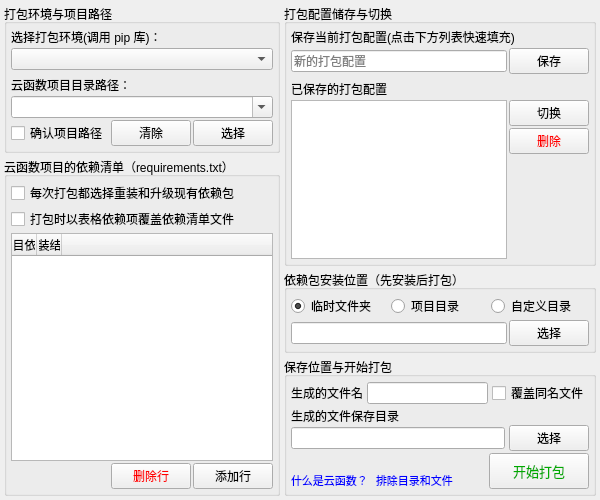
Above: src/awespykit/ui/cloud_function.ui from hrpzcf/AwesomePyKit before the change. Below: the same form after it.
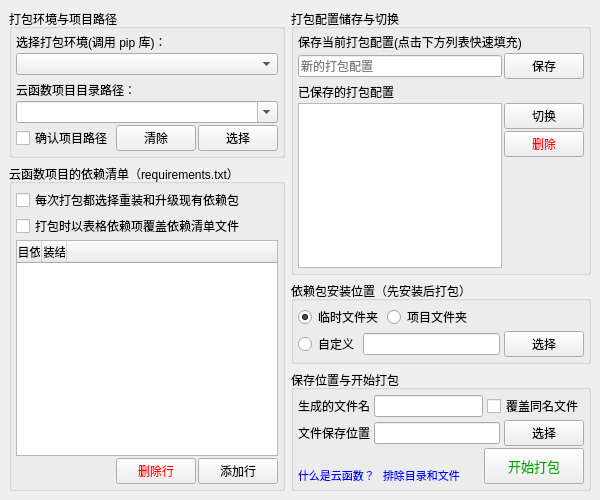
That is the form after the change.

Commit message: 云函数部署包打包工具一些逻辑和界面的调整

Patch:
```diff
--- a/src/awespykit/ui/cloud_function.ui
+++ b/src/awespykit/ui/cloud_function.ui
@@ -23,21 +23,6 @@
   </property>
   <widget class="QWidget" name="centralwidget">
    <layout class="QHBoxLayout" name="horizontalLayout_12">
-    <property name="spacing">
-     <number>4</number>
-    </property>
-    <property name="leftMargin">
-     <number>4</number>
-    </property>
-    <property name="topMargin">
-     <number>4</number>
-    </property>
-    <property name="rightMargin">
-     <number>4</number>
-    </property>
-    <property name="bottomMargin">
-     <number>4</number>
-    </property>
     <item>
      <layout class="QVBoxLayout" name="verticalLayout_3" stretch="0,1">
       <item>
@@ -286,13 +271,16 @@
      </layout>
     </item>
     <item>
-     <layout class="QVBoxLayout" name="verticalLayout_14">
+     <layout class="QVBoxLayout" name="verticalLayout_14" stretch="0,0,0">
       <item>
        <widget class="QGroupBox" name="groupBox_5">
         <property name="title">
          <string>打包配置储存与切换</string>
         </property>
         <layout class="QVBoxLayout" name="verticalLayout_10">
+         <property name="spacing">
+          <number>4</number>
+         </property>
          <property name="leftMargin">
           <number>4</number>
          </property>
@@ -338,7 +326,7 @@
           </layout>
          </item>
          <item>
-          <layout class="QVBoxLayout" name="verticalLayout_8">
+          <layout class="QVBoxLayout" name="verticalLayout_8" stretch="0,1">
            <property name="spacing">
             <number>2</number>
            </property>
@@ -451,7 +439,10 @@
           <number>4</number>
          </property>
          <item>
-          <layout class="QHBoxLayout" name="horizontalLayout_4">
+          <layout class="QHBoxLayout" name="horizontalLayout" stretch="0,0,1">
+           <property name="spacing">
+            <number>4</number>
+           </property>
            <item>
             <widget class="QRadioButton" name="uiRadioButton_using_autotempdir">
              <property name="text">
@@ -465,21 +456,37 @@
            <item>
             <widget class="QRadioButton" name="uiRadioButton_using_projectdir">
              <property name="text">
-              <string>项目目录</string>
+              <string>项目文件夹</string>
              </property>
             </widget>
            </item>
+           <item>
+            <spacer name="horizontalSpacer_2">
+             <property name="orientation">
+              <enum>Qt::Horizontal</enum>
+             </property>
+             <property name="sizeHint" stdset="0">
+              <size>
+               <width>10</width>
+               <height>10</height>
+              </size>
+             </property>
+            </spacer>
+           </item>
+          </layout>
+         </item>
+         <item>
+          <layout class="QHBoxLayout" name="horizontalLayout_4" stretch="0,1,0">
+           <property name="spacing">
+            <number>4</number>
+           </property>
            <item>
             <widget class="QRadioButton" name="uiRadioButton_using_customtemp">
              <property name="text">
-              <string>自定义目录</string>
+              <string>自定义</string>
              </property>
             </widget>
            </item>
-          </layout>
-         </item>
-         <item>
-          <layout class="QHBoxLayout" name="horizontalLayout">
            <item>
             <widget class="QLineEdit" name="uiLineEdit_customdir_path"/>
            </item>
@@ -500,7 +507,7 @@
         <property name="title">
          <string>保存位置与开始打包</string>
         </property>
-        <layout class="QVBoxLayout" name="verticalLayout_13">
+        <layout class="QVBoxLayout" name="verticalLayout_11">
          <property name="spacing">
           <number>2</number>
          </property>
@@ -541,33 +548,26 @@
           </layout>
          </item>
          <item>
-          <layout class="QVBoxLayout" name="verticalLayout_11">
+          <layout class="QHBoxLayout" name="horizontalLayout_9">
            <property name="spacing">
-            <number>0</number>
+            <number>4</number>
            </property>
            <item>
             <widget class="QLabel" name="label_4">
              <property name="text">
-              <string>生成的文件保存目录</string>
+              <string>文件保存位置</string>
              </property>
             </widget>
            </item>
            <item>
-            <layout class="QHBoxLayout" name="horizontalLayout_9">
-             <property name="spacing">
-              <number>4</number>
+            <widget class="QLineEdit" name="uiLineEdit_generateddir"/>
+           </item>
+           <item>
+            <widget class="QPushButton" name="uiPushButton_select_generateddir">
+             <property name="text">
+              <string>选择</string>
              </property>
-             <item>
-              <widget class="QLineEdit" name="uiLineEdit_generateddir"/>
-             </item>
-             <item>
-              <widget class="QPushButton" name="uiPushButton_select_generateddir">
-               <property name="text">
-                <string>选择</string>
-               </property>
-              </widget>
-             </item>
-            </layout>
+            </widget>
            </item>
           </layout>
          </item>
```
The commit also changes 2 other files.
